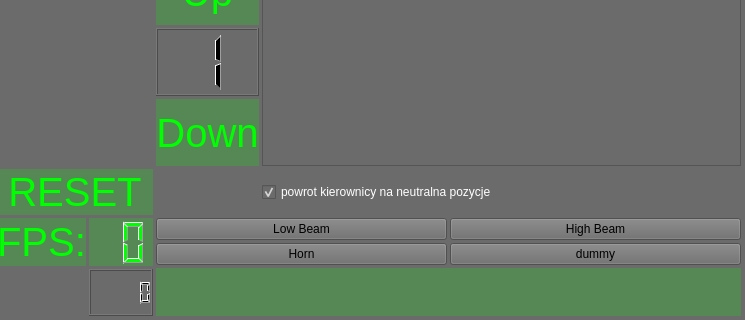
First picture: the form in pilot/pilotwindow.ui, repository cyniu88/QT_kurs, before the edit; both pictures show x 464 to 1209 and y 141 to 461 of the 1209 by 461 pixel window.
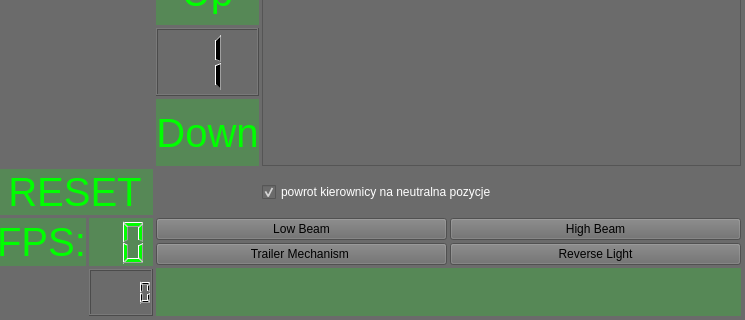
Second picture: the form after the edit. Icons and pictures are not drawn. Custom widgets are drawn as their Qt base class.

Patch:
```diff
--- a/pilot/pilotwindow.ui
+++ b/pilot/pilotwindow.ui
@@ -87,14 +87,14 @@
       <item row="2" column="1">
        <widget class="myButton" name="buttonDummy">
         <property name="text">
-         <string>dummy</string>
+         <string>Reverse Light</string>
         </property>
        </widget>
       </item>
       <item row="2" column="0">
        <widget class="myButton" name="buttonHorn">
         <property name="text">
-         <string>Horn</string>
+         <string>Trailer Mechanism </string>
         </property>
        </widget>
       </item>
```
Left out of the diff: 4 changed lines with no effect on the pictures.
